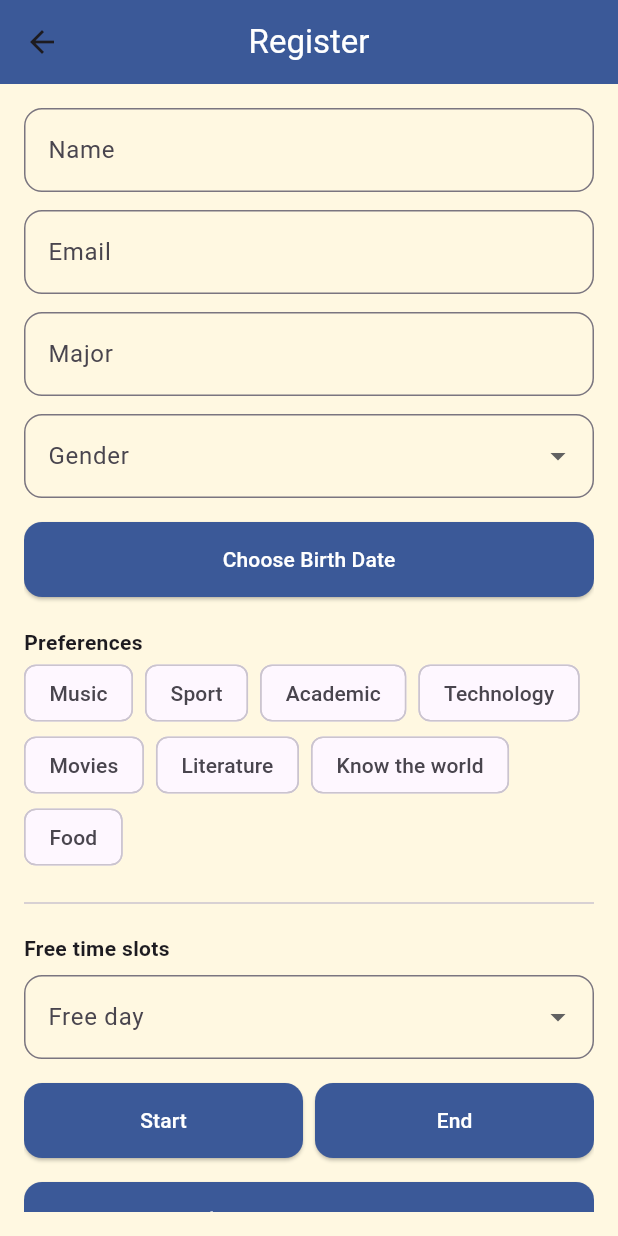
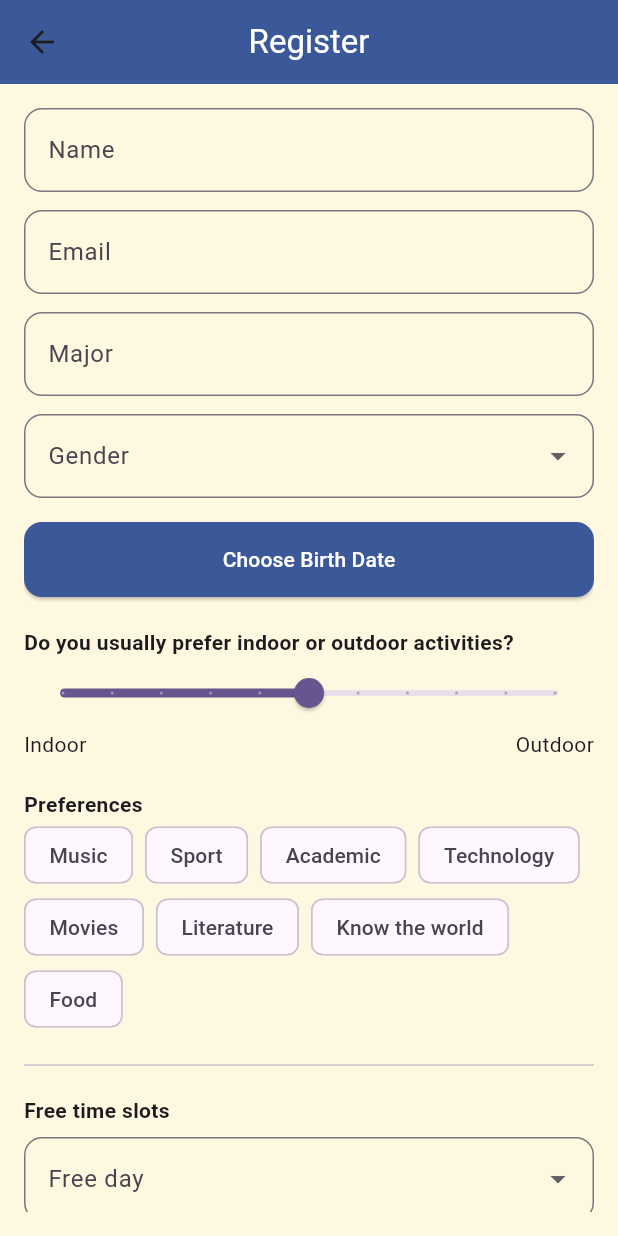
Before and after one commit to Moviles-2025-20/Flutter, a Flutter app: the RegisterView screen opened directly with empty values, on a phone screen of 412 x 824 dp. Run offline on Flutter 3.47's test engine with Material 3 defaults, Android fonts, the phone set to English and light mode, and no system bars; our stand-ins replace cloud_firestore, firebase_auth, firebase_core, google_sign_in, image_picker, shared_preferences; missing offline and left inert: flutter_facebook_auth, flutter_web_auth_2; accounts and stored records are empty.

Commit message:
indoor-outdoor activities

```diff
--- a/lib/pages/login/viewmodels/register_viewmodel.dart
+++ b/lib/pages/login/viewmodels/register_viewmodel.dart
@@ -13,6 +13,8 @@
   DateTime? birthDate;
   List<Map<String, String>> freeTimeSlots = []; // [{start, end}]
   List<String> favoriteCategories = [];
+
+  int indoorOutdoorScore = 50;
 
   void toggleCategory(String category) {
     if (favoriteCategories.contains(category)) {
@@ -54,6 +56,7 @@
 
 
 
+
     await _db.collection("users").doc(uid).set({
       "profile": {
         "name": name,
@@ -67,10 +70,11 @@
       },
       "preferences": {
         "favorite_categories": favoriteCategories,
+        "indoor_outdoor_score": indoorOutdoorScore,
         "notifications": {
           "free_time_slots": freeTimeSlots,
         },
-      }
+      },
     }, SetOptions(merge: true));
   }
 }
--- a/lib/pages/login/views/register.dart
+++ b/lib/pages/login/views/register.dart
@@ -6,6 +6,7 @@
 class RegisterView extends StatefulWidget {
   final String uid;
   const RegisterView({super.key, required this.uid});
+
 
   @override
   State<RegisterView> createState() => _RegisterViewState();
@@ -16,6 +17,7 @@
   // Controllers para campos que pueden venir de Auth
   late TextEditingController _nameController;
   late TextEditingController _emailController;
+
 
 
   final List<String> categories = [
@@ -44,6 +46,7 @@
   TimeOfDay? _endTime;
 
   User? firebaseUser;
+  int _indoorOutdoorScore = 50;
 
 
   @override
@@ -141,7 +144,36 @@
               ),
 
               const SizedBox(height: 20),
-
+              Column(
+                crossAxisAlignment: CrossAxisAlignment.start,
+                children: [
+                  const Text(
+                    "Do you usually prefer indoor or outdoor activities?",
+                    style: TextStyle(fontWeight: FontWeight.bold),
+                  ),
+                  Slider(
+                    value: _indoorOutdoorScore.toDouble(),
+                    min: 0,
+                    max: 100,
+                    divisions: 10,
+                    label: _indoorOutdoorScore <= 50 ? "Indoor" : "Outdoor",
+                    onChanged: (val) {
+                      setState(() {
+                        _indoorOutdoorScore = val.toInt();
+                      });
+                      viewModel.indoorOutdoorScore = _indoorOutdoorScore;
+                    },
+                  ),
+                  Row(
+                    mainAxisAlignment: MainAxisAlignment.spaceBetween,
+                    children: const [
+                      Text("Indoor"),
+                      Text("Outdoor"),
+                    ],
+                  ),
+                ],
+              ),
+              const SizedBox(height: 20),
               /// Likes como chips naranjas
               const Text("Preferences",
                   style: TextStyle(fontWeight: FontWeight.bold)),
```
Also changed, not shown: lib/pages/profile/views/profile.dart (+111 -9 lines).
